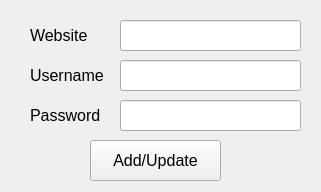
Old version of the form ui/popup.ui in the repository KanzuNe/Security-Unity.
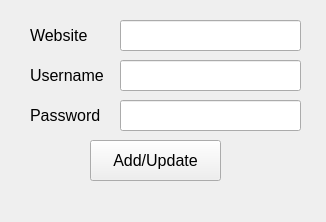
New version of the form.

What changed in the file:
```diff
--- a/ui/popup.ui
+++ b/ui/popup.ui
@@ -6,8 +6,8 @@
    <rect>
     <x>0</x>
     <y>0</y>
-    <width>321</width>
-    <height>192</height>
+    <width>326</width>
+    <height>222</height>
    </rect>
   </property>
   <property name="windowTitle">
```
